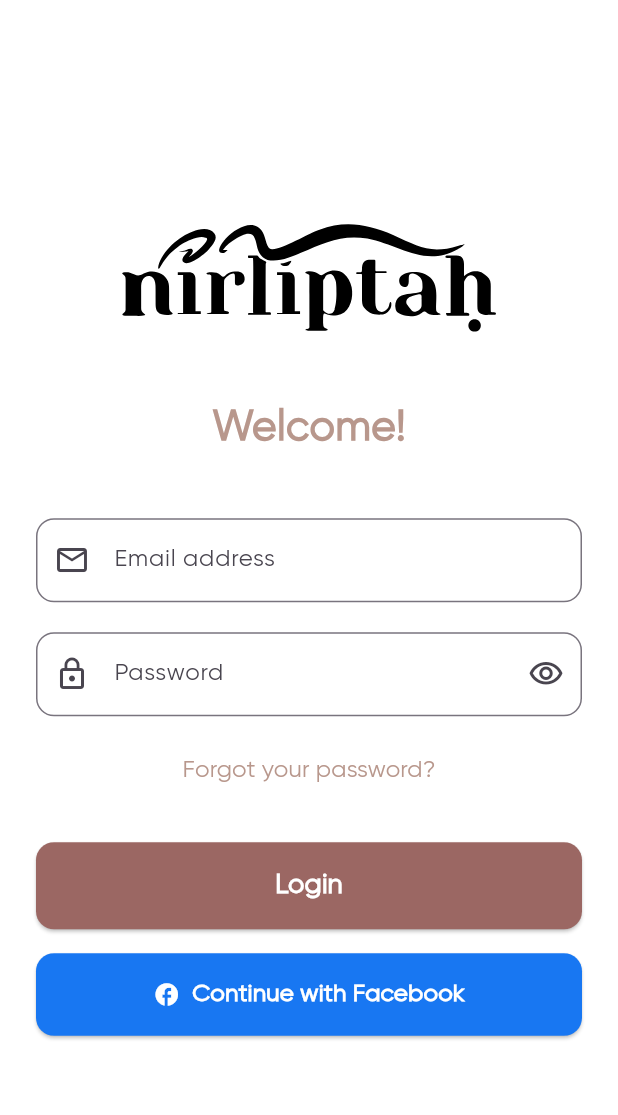
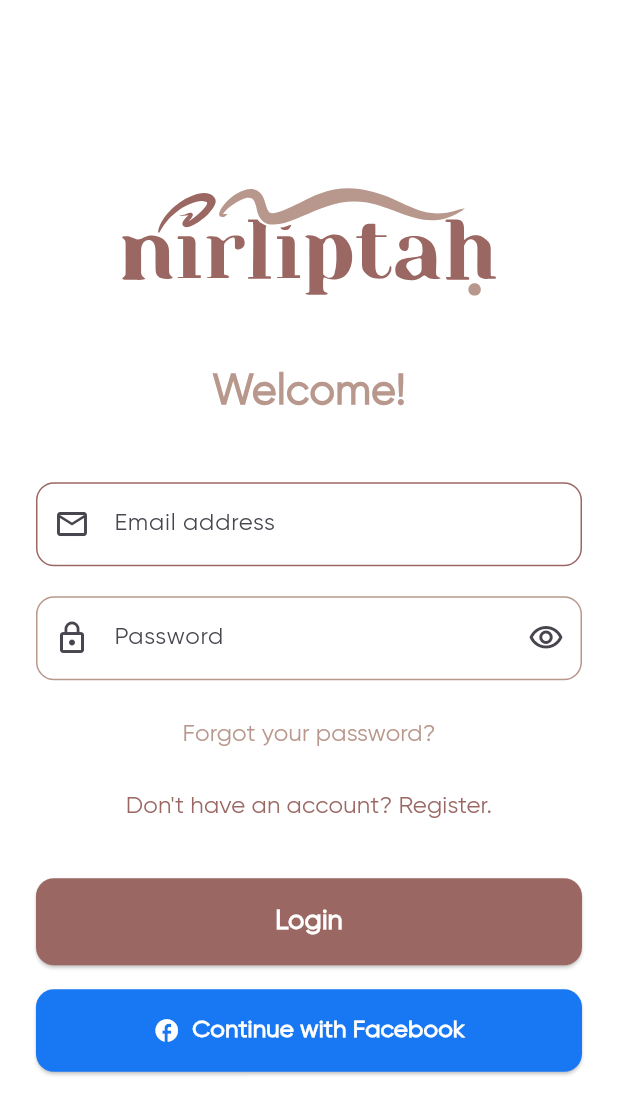
Before and after one commit to ashishmool/nirlipta-yoga-mobile, a Flutter app: the screen it shows after launch, after a tap on "Forgot your password?", on a phone screen of 412 x 824 dp. Shown: the top 1115 px of the screen. Run offline on Flutter 3.47's test engine with Material 3 defaults, Android fonts, the phone set to English and light mode, and no system bars; our stand-ins replace flutter_svg; project files that could hold a hidden picture were left out.

Commit message:
Register Screen, Styling Update
-- Register Screen View
-- Routing
-- Added Navigation from Login Screen
-- Update Logo

```diff
--- a/nirlipta_yoga_mobile/lib/app.dart
+++ b/nirlipta_yoga_mobile/lib/app.dart
@@ -1,5 +1,6 @@
 import 'package:flutter/material.dart';
 import 'package:nirlipta_yoga_mobile/view/login_screen_view.dart';
+import 'package:nirlipta_yoga_mobile/view/register_screen_view.dart';
 import 'package:nirlipta_yoga_mobile/view/splash_screen_view.dart';
 
 class App extends StatelessWidget {
@@ -16,6 +17,7 @@ class App extends StatelessWidget {
       routes: {
         '/': (context) => const SplashScreenView(), // Splash View
         '/login': (context) => const LoginScreenView(), // Login View
+        '/register': (context) => const RegisterScreenView(), // Register View
       },
     );
   }
--- a/nirlipta_yoga_mobile/lib/view/login_screen_view.dart
+++ b/nirlipta_yoga_mobile/lib/view/login_screen_view.dart
@@ -21,7 +21,7 @@ class LoginScreenView extends StatelessWidget {
               // Logo
               Center(
                 child: SvgPicture.asset(
-                  'assets/icons/logo-main.svg',
+                  'assets/icons/nirlipta-logo.svg',
                   height: 100,
                 ),
               ),
@@ -51,7 +51,12 @@ class LoginScreenView extends StatelessWidget {
                   hintStyle: const TextStyle(
                     fontFamily: 'Gilroy',
                   ),
-                  border: OutlineInputBorder(
+                  enabledBorder: OutlineInputBorder(
+                    borderSide: BorderSide(color: primaryColor),
+                    borderRadius: BorderRadius.circular(12.0),
+                  ),
+                  focusedBorder: OutlineInputBorder(
+                    borderSide: BorderSide(color: primaryColor),
                     borderRadius: BorderRadius.circular(12.0),
                   ),
                 ),
@@ -71,7 +76,12 @@ class LoginScreenView extends StatelessWidget {
                   hintStyle: const TextStyle(
                     fontFamily: 'Gilroy',
                   ),
-                  border: OutlineInputBorder(
+                  enabledBorder: OutlineInputBorder(
+                    borderSide: BorderSide(color: secondaryColor),
+                    borderRadius: BorderRadius.circular(12.0),
+                  ),
+                  focusedBorder: OutlineInputBorder(
+                    borderSide: BorderSide(color: secondaryColor),
                     borderRadius: BorderRadius.circular(12.0),
                   ),
                 ),
@@ -81,7 +91,9 @@ class LoginScreenView extends StatelessWidget {
               // Forgot Password
               Align(
                 alignment: Alignment.center,
-                child: TextButton(
+                child: Column(
+                  children: [
+                    TextButton(
                       onPressed: () {},
                       child: Text(
                         'Forgot your password?',
@@ -92,6 +104,24 @@ class LoginScreenView extends StatelessWidget {
                           fontFamily: 'Gilroy',
                         ),
                       ),
+                    ),
+                    // Register Text
+                    TextButton(
+                      onPressed: () {
+                        // Navigate to Register
+                        Navigator.pushNamed(context, '/register');
+                      },
+                      child: Text(
+                        "Don't have an account? Register.",
+                        style: TextStyle(
+                          fontSize: 16,
+                          color: primaryColor,
+                          fontWeight: FontWeight.w500,
+                          fontFamily: 'Gilroy',
+                        ),
+                      ),
+                    ),
+                  ],
                 ),
               ),
               const SizedBox(height: 24),
--- a/nirlipta_yoga_mobile/lib/view/splash_screen_view.dart
+++ b/nirlipta_yoga_mobile/lib/view/splash_screen_view.dart
@@ -1,7 +1,6 @@
 import 'dart:async';
 import 'package:flutter/material.dart';
 import 'package:flutter_svg/flutter_svg.dart';
-import 'package:lottie/lottie.dart';
 
 class SplashScreenView extends StatelessWidget {
   const SplashScreenView({super.key});
@@ -20,20 +19,16 @@ class SplashScreenView extends StatelessWidget {
           child: Column(
             mainAxisAlignment: MainAxisAlignment.center,
             children: [
-              // SVG Logo
+              // Lottie.asset(
+              //   'assets/animations/loading.json',
+              //   height: 200,
+              //   repeat: true,
+              // ),
               SvgPicture.asset(
-                'assets/icons/logo-main.svg',
-                height: 120,
-                colorFilter: null, // Use original colors
+                'assets/icons/nirlipta-logo.svg',
+                height: 100,
               ),
               const SizedBox(height: 40),
-
-              // Lottie Loading Animation
-              Lottie.asset(
-                'assets/animations/loading.json',
-                height: 100,
-                repeat: true,
-              ),
             ],
           ),
         ),
```
Also changed, not shown: nirlipta_yoga_mobile/lib/view/register_screen_view.dart (added, +220 -0 lines), nirlipta_yoga_mobile/assets/icons/logo-main.svg (deleted), nirlipta_yoga_mobile/assets/icons/logo.svg (deleted), nirlipta_yoga_mobile/assets/icons/nirlipta-logo.svg (added). Lines whose indentation alone changed are shown as unchanged.
